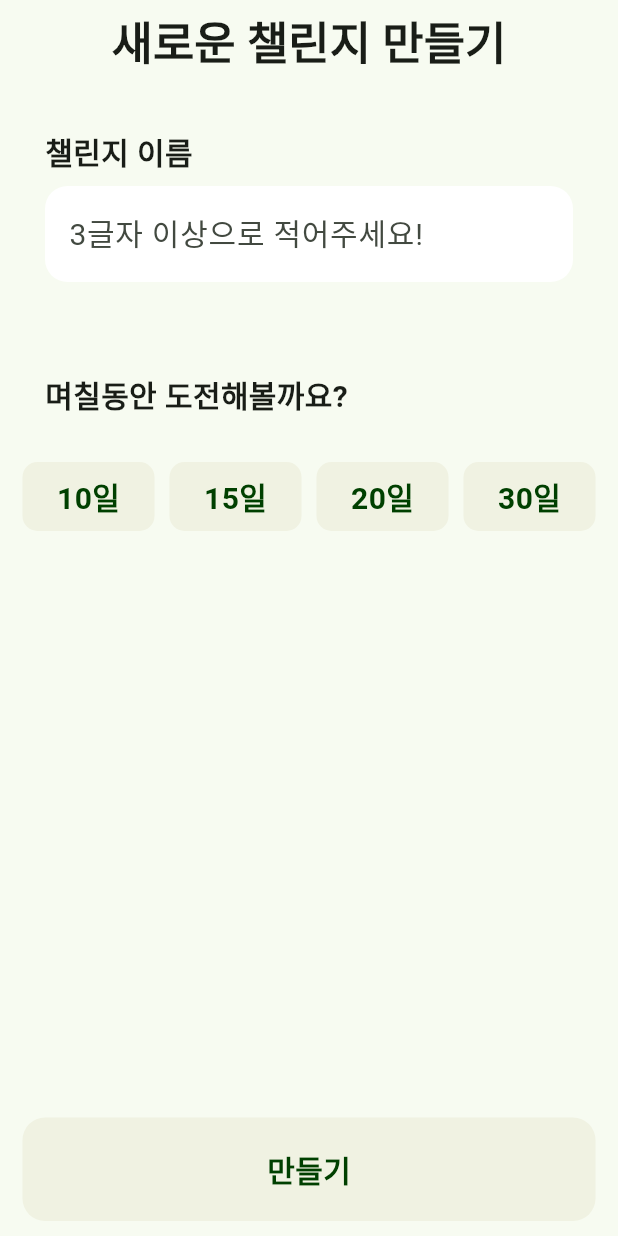
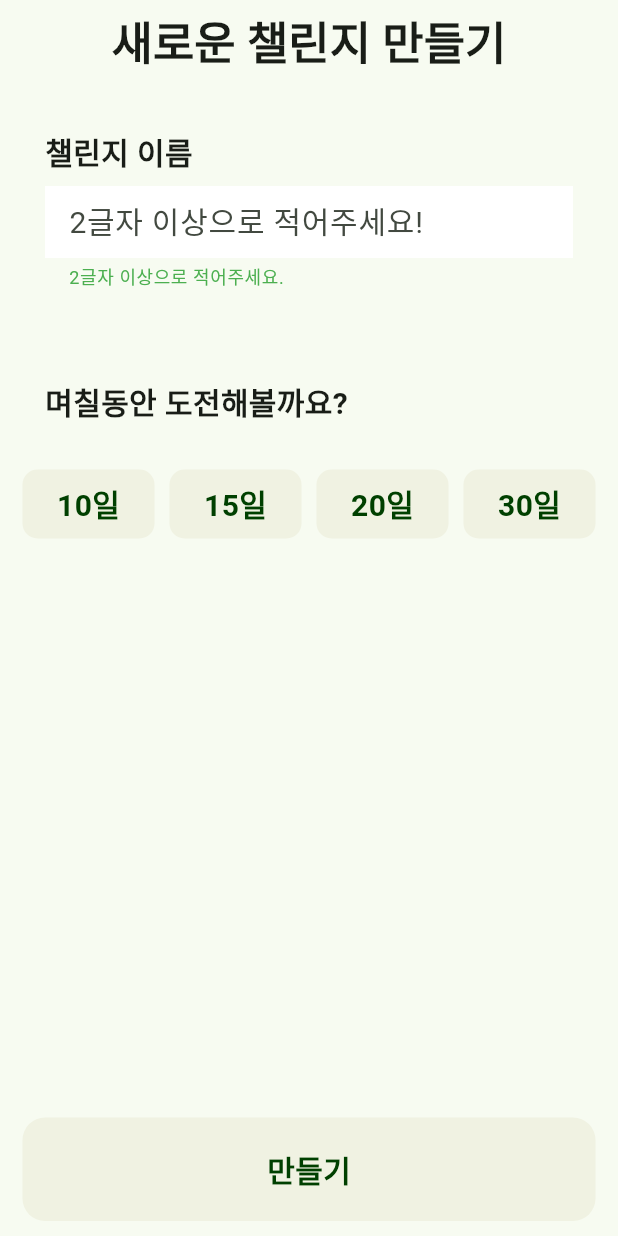
Before and after one commit to strangecoderK/good_job, a Flutter app: the MakeSheetScreen screen opened by its route, after a tap on "만들기", on a phone screen of 412 x 824 dp. Run offline on Flutter 3.47's test engine with Material 3 defaults, Android fonts, the phone set to English and light mode, and no system bars; our stand-ins replace freezed_annotation, go_router; generated files the repository leaves out were written again; Roboto replaces fonts that are missing (right).

Commit message:
feat : make sheet screen 텍스트필드 유효성 검사, 버튼 선택 작성

```diff
--- a/lib/config/router/router.dart
+++ b/lib/config/router/router.dart
@@ -1,7 +1,10 @@
+import 'package:flutter/material.dart';
 import 'package:go_router/go_router.dart';
 import 'package:good_job/presentation/screen/main/main_screen.dart';
 import 'package:good_job/presentation/screen/make_sheet/make_sheet_screen.dart';
+import 'package:good_job/presentation/screen/make_sheet/make_sheet_view_model.dart';
 import 'package:good_job/presentation/screen/splash/splash_screen.dart';
+import 'package:provider/provider.dart';
 
 final router = GoRouter(
   routes: [
@@ -15,7 +18,12 @@ final router = GoRouter(
     ),
     GoRoute(
       path: '/make-sheet',
-      builder: (context, state) => const MakeSheetScreen(),
+      builder: (context, state) {
+        return ChangeNotifierProvider<MakeSheetViewModel>(
+          create: (BuildContext context) => MakeSheetViewModel(),
+          child: const MakeSheetScreen(),
+        );
+      },
     ),
   ],
 );
--- a/lib/presentation/component/big_button.dart
+++ b/lib/presentation/component/big_button.dart
@@ -1,12 +1,11 @@
 import 'package:flutter/material.dart';
-import 'package:go_router/go_router.dart';
 import 'package:good_job/ui/right_text_style.dart';
 
 class BigButton extends StatefulWidget {
   final String text;
-  final String? path;
+  final VoidCallback onTap;
 
-  const BigButton({super.key, required this.text, this.path});
+  const BigButton({super.key, required this.text, required this.onTap});
 
   @override
   State<BigButton> createState() => _BigButtonState();
@@ -23,11 +22,7 @@ class _BigButtonState extends State<BigButton> {
           bottom: 10,
         ),
         child: GestureDetector(
-          onTap: () {
-            if (widget.path != null) {
-              context.go(widget.path!);
-            }
-          },
+          onTap: widget.onTap,
           child: Container(
             width: double.infinity,
             decoration: BoxDecoration(
--- a/lib/presentation/component/input_text_field.dart
+++ b/lib/presentation/component/input_text_field.dart
@@ -25,7 +25,7 @@ class InputTextField extends StatelessWidget {
           ),
           Padding(
             padding: const EdgeInsets.only(top: 8.0),
-            child: TextField(
+            child: TextFormField(
               decoration: InputDecoration(
                 filled: true,
                 fillColor: Colors.white,
@@ -38,7 +38,18 @@ class InputTextField extends StatelessWidget {
                   borderRadius: BorderRadius.circular(15),
                 ),
                 hintText: hintText,
-                  hintStyle: RightTextStyle.largeTextRegular),
+                hintStyle: RightTextStyle.largeTextRegular,
+                errorStyle: TextStyle(
+                  color: Colors.green,
+                ),
+                errorBorder: InputBorder.none,
+                focusedErrorBorder: InputBorder.none,
+              ),
+              validator: (String? value) {
+                return (value == null || value.length < 2)
+                    ? '2글자 이상으로 적어주세요.'
+                    : null;
+              },
             ),
           ),
         ],
--- a/lib/presentation/component/pick_up_button.dart
+++ b/lib/presentation/component/pick_up_button.dart
@@ -1,23 +1,18 @@
 import 'package:flutter/material.dart';
 import 'package:good_job/ui/right_text_style.dart';
 
-class PickUpButton extends StatefulWidget {
+class PickUpButton extends StatelessWidget {
   final String text;
-
-  // final VoidCallback onTap;
+  final VoidCallback onTap;
+  final bool isSelected;
 
   const PickUpButton({
     super.key,
     required this.text,
+    required this.isSelected,
+    required this.onTap,
     // required this.onTap
   });
-
-  @override
-  State<PickUpButton> createState() => _PickUpButtonState();
-}
-
-class _PickUpButtonState extends State<PickUpButton> {
-  bool isSelected = false;
 
   @override
   Widget build(BuildContext context) {
@@ -28,10 +23,7 @@ class _PickUpButtonState extends State<PickUpButton> {
           right: 5.0,
         ),
         child: GestureDetector(
-          onTap: () {
-            isSelected = true;
-            setState(() {});
-          },
+          onTap:onTap,
           child: Container(
             decoration: BoxDecoration(
               borderRadius: BorderRadius.circular(10),
@@ -43,7 +35,7 @@ class _PickUpButtonState extends State<PickUpButton> {
               child: Padding(
                 padding: const EdgeInsets.all(8.0),
                 child: Text(
-                  widget.text,
+                  text,
                   style: RightTextStyle.largeTextBold
                       .copyWith(color: const Color(0xFF004000)),
                 ),
--- a/lib/presentation/screen/make_sheet/make_sheet_screen.dart
+++ b/lib/presentation/screen/make_sheet/make_sheet_screen.dart
@@ -2,7 +2,9 @@ import 'package:flutter/material.dart';
 import 'package:good_job/presentation/component/big_button.dart';
 import 'package:good_job/presentation/component/input_text_field.dart';
 import 'package:good_job/presentation/component/pick_up_button.dart';
+import 'package:good_job/presentation/screen/make_sheet/make_sheet_view_model.dart';
 import 'package:good_job/ui/right_text_style.dart';
+import 'package:provider/provider.dart';
 
 class MakeSheetScreen extends StatefulWidget {
   const MakeSheetScreen({super.key});
@@ -12,10 +14,19 @@ class MakeSheetScreen extends StatefulWidget {
 }
 
 class _MakeSheetScreenState extends State<MakeSheetScreen> {
+  final _formKey = GlobalKey<FormState>();
   final TextEditingController controller = TextEditingController();
 
   @override
+  void dispose() {
+    controller.dispose();
+    super.dispose();
+  }
+
+  @override
   Widget build(BuildContext context) {
+    final viewModel = context.watch<MakeSheetViewModel>();
+    final state = viewModel.state;
     return Scaffold(
       appBar: AppBar(
         centerTitle: true,
@@ -24,10 +35,13 @@ class _MakeSheetScreenState extends State<MakeSheetScreen> {
       body: Column(
         crossAxisAlignment: CrossAxisAlignment.start,
         children: [
-          InputTextField(
-              title: '챌린지 이름',
-              hintText: '3글자 이상으로 적어주세요!',
-              controller: controller),
+          Form(
+            key: _formKey,
+            child: InputTextField(
+                title: '챌린지 이름',
+                hintText: '2글자 이상으로 적어주세요!',
+                controller: controller),
+          ),
           const Padding(
             padding: EdgeInsets.all(30.0),
             child: Text(
@@ -36,7 +50,7 @@ class _MakeSheetScreenState extends State<MakeSheetScreen> {
             ),
           ),
           Padding(
-            padding: const EdgeInsets.only(
+            padding: EdgeInsets.only(
               left: 10.0,
               right: 10.0,
             ),
@@ -44,25 +58,44 @@ class _MakeSheetScreenState extends State<MakeSheetScreen> {
               children: [
                 PickUpButton(
                   text: '10일',
-                  // onTap: () {},
+                  isSelected: state.selectedButton == 10,
+                  onTap: () {
+                    viewModel.selectButton(10);
+                  },
                 ),
                 PickUpButton(
                   text: '15일',
-                  // onTap: () {},
+                  isSelected: state.selectedButton == 15,
+                  onTap: () {
+                    viewModel.selectButton(15);
+                  },
                 ),
                 PickUpButton(
                   text: '20일',
-                  // onTap: () {},
+                  isSelected: state.selectedButton == 20,
+                  onTap: () {
+                    viewModel.selectButton(20);
+                  },
                 ),
                 PickUpButton(
                   text: '30일',
-                  // onTap: () {},
+                  isSelected: state.selectedButton == 30,
+                  onTap: () {
+                    viewModel.selectButton(30);
+                  },
                 ),
               ],
             ),
           ),
           const Expanded(child: SizedBox()),
-          const BigButton(text: '만들기'),
+          BigButton(
+            text: '만들기',
+            onTap: () {
+              if (_formKey.currentState?.validate() == false) {
+                return;
+              }
+            },
+          ),
         ],
       ),
     );
--- /dev/null
+++ b/lib/presentation/screen/make_sheet/make_sheet_state.dart
@@ -0,0 +1,14 @@
+import 'package:freezed_annotation/freezed_annotation.dart';
+
+part 'make_sheet_state.freezed.dart';
+
+part 'make_sheet_state.g.dart';
+
+@freezed
+class MakeSheetState with _$MakeSheetState {
+  const factory MakeSheetState({
+    int? selectedButton,
+  }) = _MakeSheetState;
+
+  factory MakeSheetState.fromJson(Map<String, Object?> json) => _$MakeSheetStateFromJson(json);
+}
--- a/lib/presentation/screen/make_sheet/make_sheet_view_model.dart
+++ b/lib/presentation/screen/make_sheet/make_sheet_view_model.dart
@@ -1,7 +1,15 @@
 import 'package:flutter/material.dart';
+import 'package:good_job/presentation/screen/make_sheet/make_sheet_state.dart';
 
 class MakeSheetViewModel with ChangeNotifier {
-  void MakeSheet(){
+  MakeSheetState _state = const MakeSheetState();
 
+  MakeSheetState get state => _state;
+
+  void MakeSheet() {}
+
+  void selectButton(int value) {
+    _state = state.copyWith(selectedButton: value);
+    notifyListeners();
   }
 }
```
Lines whose indentation alone changed are shown as unchanged.
